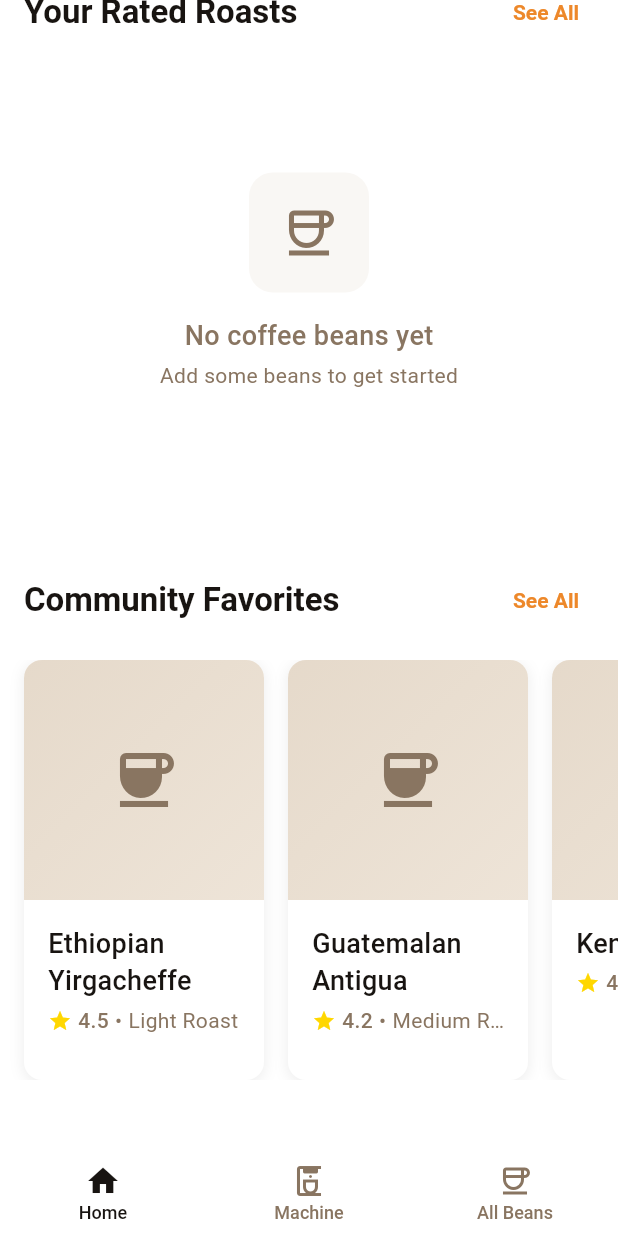
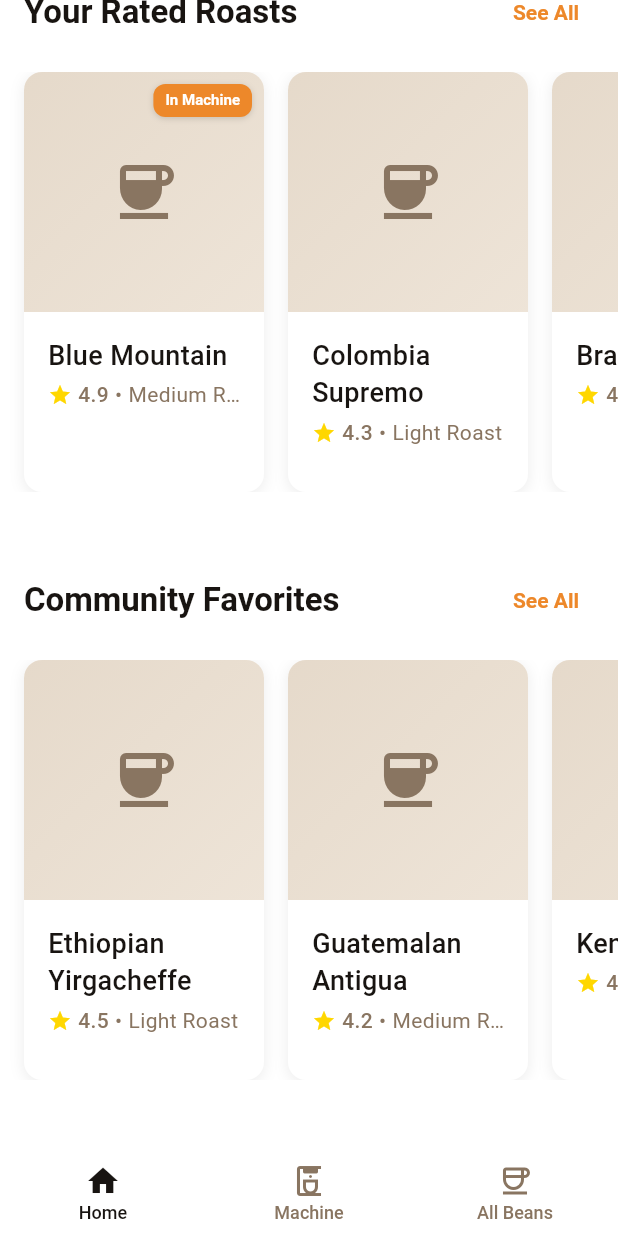
Before and after one commit to gust1527/coffe-rating-app, a Flutter app: the screen it shows after launch, scrolled down 488 dp, on a phone screen of 412 x 824 dp. Run offline on Flutter 3.47's test engine with Material 3 defaults, Android fonts, the phone set to English and light mode, and no system bars; our stand-ins replace cloud_firestore, firebase_core; accounts and stored records are empty.

Commit message:
feat: enhance horizontal scrolling and coffee card UI - Add mouse scroll support for horizontal coffee lists using ScrollConfiguration - Replace bottom In Machine badge with top-right overlay badge - Improve visual hierarchy with prominent caramel-colored overlay - Fix syntax error preventing proper compilation - Add sample data for consistent demo experience - Maintain touch and mouse scroll compatibility - All tests passing (18/18)

```diff
--- a/coffe_rating_app_impl/lib/core/widgets/coffee_card.dart
+++ b/coffe_rating_app_impl/lib/core/widgets/coffee_card.dart
@@ -40,7 +40,9 @@ class CoffeeCard extends StatelessWidget {
         child: Column(
           crossAxisAlignment: CrossAxisAlignment.start,
           children: [
-            // Coffee image
+            // Coffee image with overlay badge
+            Stack(
+              children: [
                 Container(
                   height: 160,
                   width: double.infinity,
@@ -58,6 +60,39 @@ class CoffeeCard extends StatelessWidget {
                     ),
                     child: _buildCoffeeImage(),
                   ),
+                ),
+                // "In Machine" overlay badge
+                if (isInMachine)
+                  Positioned(
+                    top: NordicSpacing.sm,
+                    right: NordicSpacing.sm,
+                    child: Container(
+                      padding: const EdgeInsets.symmetric(
+                        horizontal: NordicSpacing.sm,
+                        vertical: NordicSpacing.xs,
+                      ),
+                      decoration: BoxDecoration(
+                        color: NordicColors.caramel,
+                        borderRadius: BorderRadius.circular(NordicBorderRadius.small),
+                        boxShadow: [
+                          BoxShadow(
+                            color: Colors.black.withOpacity(0.15),
+                            offset: const Offset(0, 1),
+                            blurRadius: 3,
+                          ),
+                        ],
+                      ),
+                      child: Text(
+                        'In Machine',
+                        style: NordicTypography.labelMedium.copyWith(
+                          color: Colors.white,
+                          fontWeight: FontWeight.w600,
+                          fontSize: 10,
+                        ),
+                      ),
+                    ),
+                  ),
+              ],
             ),
 
             // Coffee details
@@ -116,28 +151,6 @@ class CoffeeCard extends StatelessWidget {
                       ],
                     ],
                   ),
-
-                  // In machine indicator
-                  if (isInMachine) ...[
-                    const SizedBox(height: NordicSpacing.sm),
-                    Container(
-                      padding: const EdgeInsets.symmetric(
-                        horizontal: NordicSpacing.sm,
-                        vertical: NordicSpacing.xs,
-                      ),
-                      decoration: BoxDecoration(
-                        color: NordicColors.caramel.withOpacity(0.1),
-                        borderRadius: BorderRadius.circular(NordicBorderRadius.small),
-                      ),
-                      child: Text(
-                        'In Machine',
-                        style: NordicTypography.labelMedium.copyWith(
-                          color: NordicColors.caramel,
-                          fontWeight: FontWeight.w600,
-                        ),
-                      ),
-                    ),
-                  ],
                   ],
                 ),
               ),
--- a/coffe_rating_app_impl/lib/core/widgets/horizontal_coffee_list.dart
+++ b/coffe_rating_app_impl/lib/core/widgets/horizontal_coffee_list.dart
@@ -1,4 +1,5 @@
 import 'package:flutter/material.dart';
+import 'package:flutter/gestures.dart';
 import 'package:coffe_rating_app_impl/core/theme/nordic_theme.dart';
 import 'package:coffe_rating_app_impl/core/widgets/coffee_card.dart';
 
@@ -53,28 +54,44 @@ class HorizontalCoffeeList extends StatelessWidget {
 
         const SizedBox(height: NordicSpacing.md),
 
-        // Horizontal scrolling list
+        // Horizontal scrolling list with mouse support
         SizedBox(
           height: 280,
           child: coffees.isEmpty
               ? _buildEmptyState()
-              : ListView.separated(
+              : ScrollConfiguration(
+                  behavior: ScrollConfiguration.of(context).copyWith(
+                    dragDevices: {
+                      PointerDeviceKind.touch,
+                      PointerDeviceKind.mouse,
+                    },
+                    scrollbars: false,
+                  ),
+                  child: Scrollbar(
+                    thumbVisibility: false,
+                    child: ListView.builder(
                       scrollDirection: Axis.horizontal,
+                      physics: const BouncingScrollPhysics(),
                       padding: const EdgeInsets.symmetric(horizontal: NordicSpacing.md),
                       itemCount: coffees.length,
-                  separatorBuilder: (context, index) =>
-                      const SizedBox(width: NordicSpacing.md),
                       itemBuilder: (context, index) {
                         final coffee = coffees[index];
-                    return CoffeeCard(
+                        return Padding(
+                          padding: EdgeInsets.only(
+                            right: index < coffees.length - 1 ? NordicSpacing.md : 0,
+                          ),
+                          child: CoffeeCard(
                             name: coffee.name,
                             rating: coffee.rating,
                             roastLevel: coffee.roastLevel,
                             imageUrl: coffee.imageUrl,
                             isInMachine: coffee.isInMachine,
                             onTap: coffee.onTap,
+                          ),
                         );
                       },
+                    ),
+                  ),
                 ),
         ),
       ],
--- a/coffe_rating_app_impl/lib/pages/home_page.dart
+++ b/coffe_rating_app_impl/lib/pages/home_page.dart
@@ -112,7 +112,7 @@ class NordicHomePage extends StatelessWidget {
   }
 
   List<CoffeeCardData> _getRatedCoffees(List<CoffeBeanType> coffeeBeans) {
-    return coffeeBeans
+    final userRatedCoffees = coffeeBeans
         .where((bean) => bean.beanRating.isNotEmpty)
         .map((bean) {
       final averageRating = bean.beanRating.isNotEmpty
@@ -129,10 +129,39 @@ class NordicHomePage extends StatelessWidget {
         },
       );
     }).toList();
+
+    // If user has no rated coffees yet, provide some sample data for demo
+    if (userRatedCoffees.isEmpty) {
+      return [
+        const CoffeeCardData(
+          name: 'Blue Mountain',
+          rating: 4.9,
+          roastLevel: 'Medium Roast',
+          isInMachine: true, // Show the overlay badge
+        ),
+        const CoffeeCardData(
+          name: 'Colombia Supremo',
+          rating: 4.3,
+          roastLevel: 'Light Roast',
+        ),
+        const CoffeeCardData(
+          name: 'Brazil Santos',
+          rating: 4.1,
+          roastLevel: 'Dark Roast',
+        ),
+        const CoffeeCardData(
+          name: 'Hawaii Kona',
+          rating: 4.7,
+          roastLevel: 'Medium Roast',
+        ),
+      ];
+    }
+
+    return userRatedCoffees;
   }
 
   List<CoffeeCardData> _getCommunityFavorites() {
-    // Mock data for community favorites
+    // Mock data for community favorites - enough items to ensure scrolling
     return [
       const CoffeeCardData(
         name: 'Ethiopian Yirgacheffe',
@@ -148,6 +177,7 @@ class NordicHomePage extends StatelessWidget {
         name: 'Kenyan AA',
         rating: 4.8,
         roastLevel: 'Light Roast',
+        isInMachine: true, // Show overlay badge for demo
       ),
       const CoffeeCardData(
         name: 'Costa Rican Tarrazu',
@@ -159,6 +189,21 @@ class NordicHomePage extends StatelessWidget {
         rating: 4.6,
         roastLevel: 'Dark Roast',
       ),
+      const CoffeeCardData(
+        name: 'Jamaican Blue Mountain',
+        rating: 4.9,
+        roastLevel: 'Medium Roast',
+      ),
+      const CoffeeCardData(
+        name: 'Panama Geisha',
+        rating: 4.8,
+        roastLevel: 'Light Roast',
+      ),
+      const CoffeeCardData(
+        name: 'Yemen Mocha',
+        rating: 4.4,
+        roastLevel: 'Dark Roast',
+      ),
     ];
   }
 
```
Lines whose indentation alone changed are shown as unchanged.
